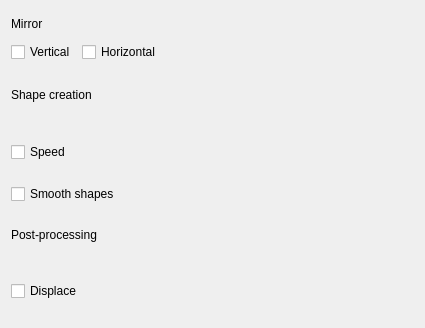
First picture: the form in krita/plugins/paintops/experiment/wdgexperimentoptions.ui, repository KDE/krita, before the edit.
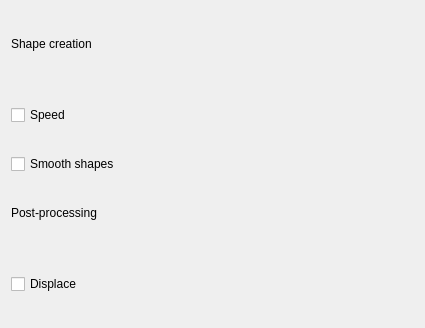
Second picture: the form after the edit. Custom widgets are drawn as their Qt base class.

The edit to the form file:
```diff
--- a/krita/plugins/paintops/experiment/wdgexperimentoptions.ui
+++ b/krita/plugins/paintops/experiment/wdgexperimentoptions.ui
@@ -23,52 +23,14 @@
    </size>
   </property>
   <layout class="QGridLayout" name="gridLayout_2">
-   <item row="0" column="0" colspan="2">
-    <layout class="QGridLayout" name="gridLayout">
-     <item row="0" column="0">
-      <widget class="QLabel" name="label">
-       <property name="text">
-        <string>Mirror</string>
-       </property>
-      </widget>
-     </item>
-     <item row="0" column="1">
-      <spacer name="horizontalSpacer">
-       <property name="orientation">
-        <enum>Qt::Horizontal</enum>
-       </property>
-       <property name="sizeHint" stdset="0">
-        <size>
-         <width>118</width>
-         <height>20</height>
-        </size>
-       </property>
-      </spacer>
-     </item>
-     <item row="1" column="0">
-      <widget class="QCheckBox" name="mirrorVertical">
-       <property name="text">
-        <string>Vertical</string>
-       </property>
-      </widget>
-     </item>
-     <item row="1" column="1">
-      <widget class="QCheckBox" name="mirrorHorizontal">
-       <property name="text">
-        <string>Horizontal</string>
-       </property>
-      </widget>
-     </item>
-    </layout>
-   </item>
-   <item row="1" column="0">
+   <item row="0" column="0">
     <widget class="QLabel" name="label_2">
      <property name="text">
       <string>Shape creation</string>
      </property>
     </widget>
    </item>
-   <item row="1" column="1">
+   <item row="0" column="1">
     <spacer name="horizontalSpacer_2">
      <property name="orientation">
       <enum>Qt::Horizontal</enum>
@@ -81,7 +43,7 @@
      </property>
     </spacer>
    </item>
-   <item row="2" column="0" colspan="2">
+   <item row="1" column="0" colspan="2">
     <layout class="QHBoxLayout" name="speedLayout" stretch="0,1">
      <item>
       <widget class="QCheckBox" name="speedCHBox">
@@ -105,21 +67,21 @@
      </item>
     </layout>
    </item>
-   <item row="3" column="0">
+   <item row="2" column="0">
     <widget class="QCheckBox" name="smoothCHBox">
      <property name="text">
       <string>Smooth shapes</string>
      </property>
     </widget>
    </item>
-   <item row="4" column="0" colspan="2">
+   <item row="3" column="0" colspan="2">
     <widget class="QLabel" name="label_3">
      <property name="text">
       <string>Post-processing</string>
      </property>
     </widget>
    </item>
-   <item row="5" column="0" colspan="2">
+   <item row="4" column="0" colspan="2">
     <layout class="QHBoxLayout" name="displaceLayout" stretch="0,1">
      <item>
       <widget class="QCheckBox" name="displaceCHBox">
```
Left out of the diff: 6 changed lines with no effect on the pictures.
